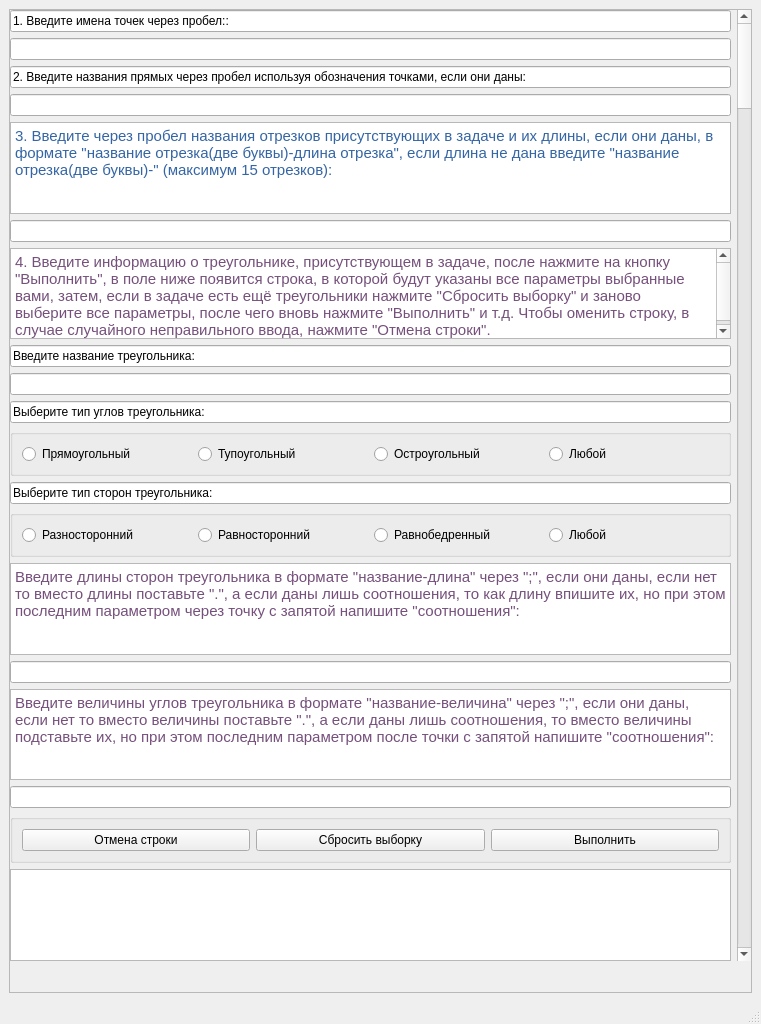
The window that untitled.ui (Strawberry-Ann/geometric) describes before a commit, drawn with Qt 5.
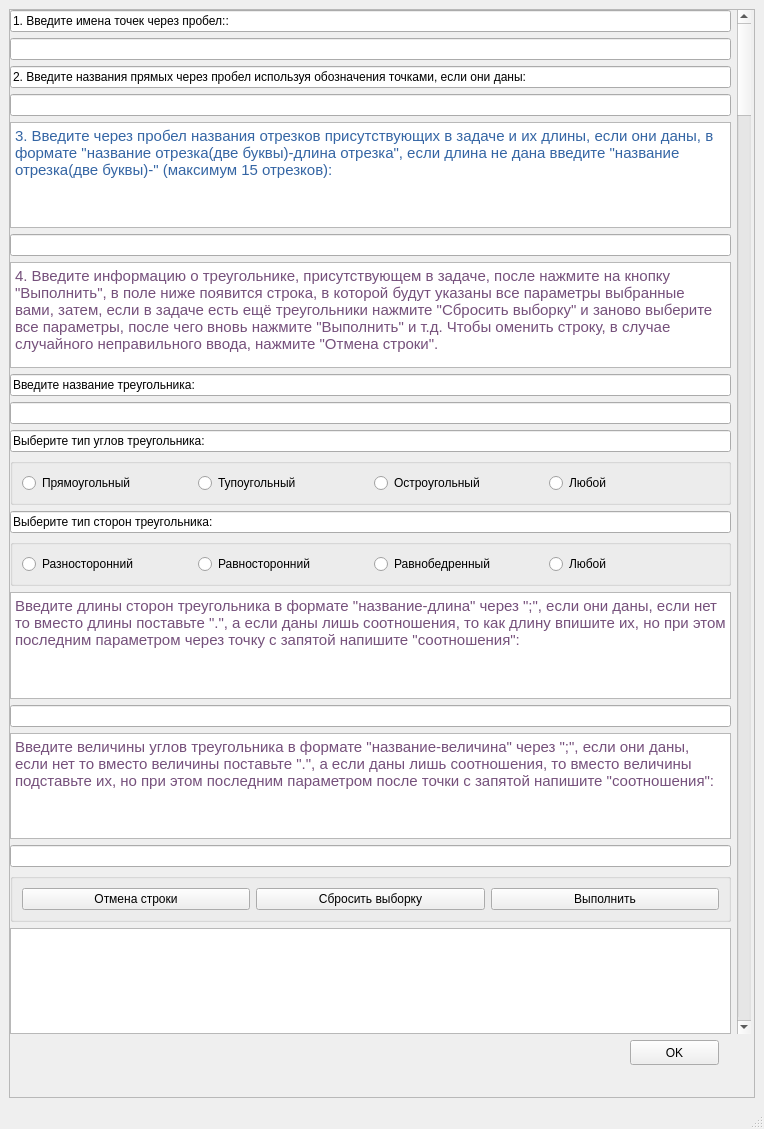
The same window after the commit.

The edit to the form file:
```diff
--- a/untitled.ui
+++ b/untitled.ui
@@ -6,8 +6,8 @@
    <rect>
     <x>0</x>
     <y>0</y>
-    <width>761</width>
-    <height>1024</height>
+    <width>764</width>
+    <height>1129</height>
    </rect>
   </property>
   <property name="windowTitle">
@@ -25,8 +25,8 @@
         <rect>
          <x>0</x>
          <y>0</y>
-         <width>741</width>
-         <height>960</height>
+         <width>744</width>
+         <height>1065</height>
         </rect>
        </property>
        <widget class="QWidget" name="horizontalLayoutWidget">
@@ -35,7 +35,7 @@
           <x>0</x>
           <y>0</y>
           <width>741</width>
-          <height>951</height>
+          <height>1024</height>
          </rect>
         </property>
         <layout class="QHBoxLayout" name="horizontalLayout_4">
@@ -245,7 +245,11 @@
               </widget>
              </item>
              <item>
-              <widget class="QLineEdit" name="tcorners"/>
+              <widget class="QLineEdit" name="tcorners">
+               <property name="text">
+                <string/>
+               </property>
+              </widget>
              </item>
              <item>
               <widget class="QGroupBox" name="horizontalGroupBox_2">
@@ -294,6 +298,19 @@
          </item>
         </layout>
        </widget>
+       <widget class="QPushButton" name="OK_event">
+        <property name="geometry">
+         <rect>
+          <x>620</x>
+          <y>1030</y>
+          <width>89</width>
+          <height>25</height>
+         </rect>
+        </property>
+        <property name="text">
+         <string>OK</string>
+        </property>
+       </widget>
       </widget>
      </widget>
     </item>
```
Left out of the diff: 34 changed lines with no effect on the pictures.
